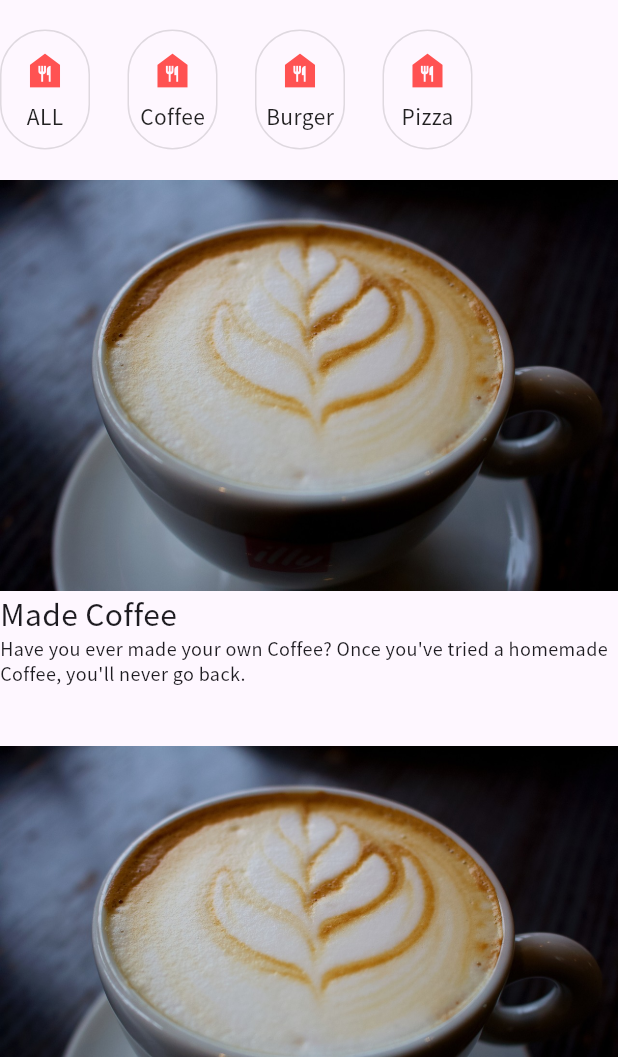
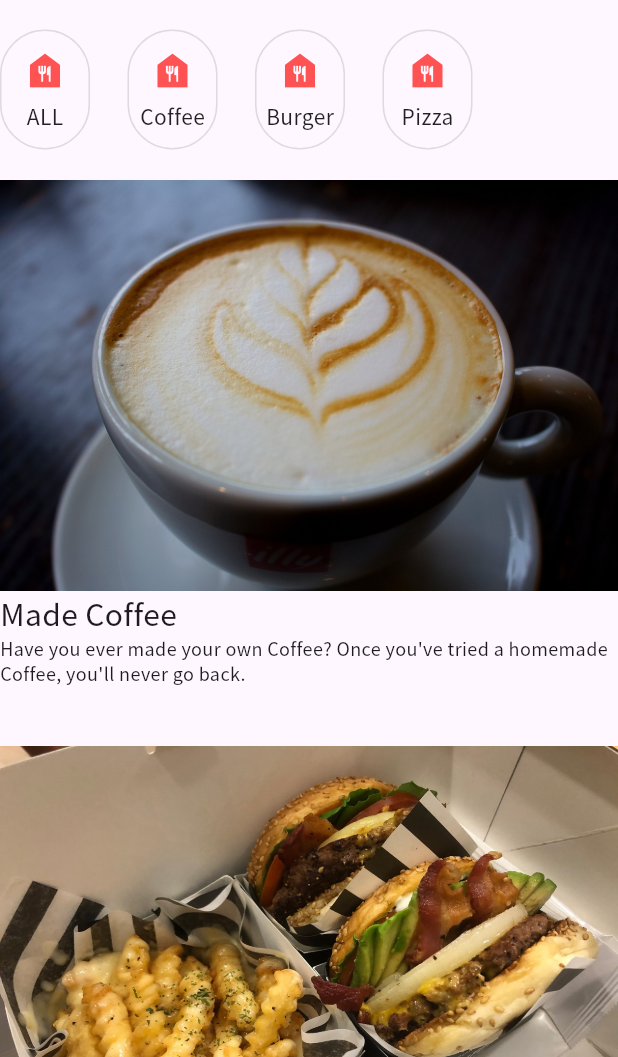
Before and after one commit to ilsong963/flutter_recipe_app, a Flutter app: the screen it shows after launch, on a phone screen of 412 x 824 dp, the part 179-1236 px from its top. Run offline on Flutter 3.47's test engine with Material 3 defaults, Android fonts, the phone set to English and light mode, and no system bars.

Commit message:
feat: listItem 매개변수 설정

```diff
--- a/lib/main.dart
+++ b/lib/main.dart
@@ -39,9 +39,9 @@ class RecipePage extends StatelessWidget {
         children: [
           RecipeTitle(),
           RecipeMenu(),
-          RecipeListItem(), // for coffee
-          RecipeListItem(), // for burger
-          RecipeListItem(), // for pizza
+          RecipeListItem('coffee', 'Coffee'), // for coffee
+          RecipeListItem('burger', 'Burger'), // for burger
+          RecipeListItem('pizza', 'Pizza'), // for pizza/ for pizza
         ],
       ),
     );
--- a/lib/recipe_list_item.dart
+++ b/lib/recipe_list_item.dart
@@ -1,7 +1,10 @@
 import 'package:flutter/material.dart';
 
 class RecipeListItem extends StatelessWidget {
-  const RecipeListItem({super.key});
+  const RecipeListItem(this.assetName, this.title, {super.key});
+
+  final String assetName;
+  final String title;
 
   @override
   Widget build(BuildContext context) {
@@ -10,10 +13,11 @@ class RecipeListItem extends StatelessWidget {
       child: Column(
         crossAxisAlignment: CrossAxisAlignment.start,
         children: [
-          Image.asset('assets/images/coffee.jpg'),
-          Text('Made Coffee', style: TextStyle(fontSize: 20)),
+          Image.asset('assets/images/$assetName.jpg'),
+          Text('Made $title', style: TextStyle(fontSize: 20)),
           Text(
-            "Have you ever made your own Coffee? Once you've tried a homemade Coffee, you'll never go back.",
+            // 문자열 안에 $기호와 변수명을 입력하면 문자열 내에서 변수를 사용할 수 있습니다.
+            "Have you ever made your own $title? Once you've tried a homemade $title, you'll never go back.",
             style: TextStyle(fontSize: 12),
           ),
         ],
```
